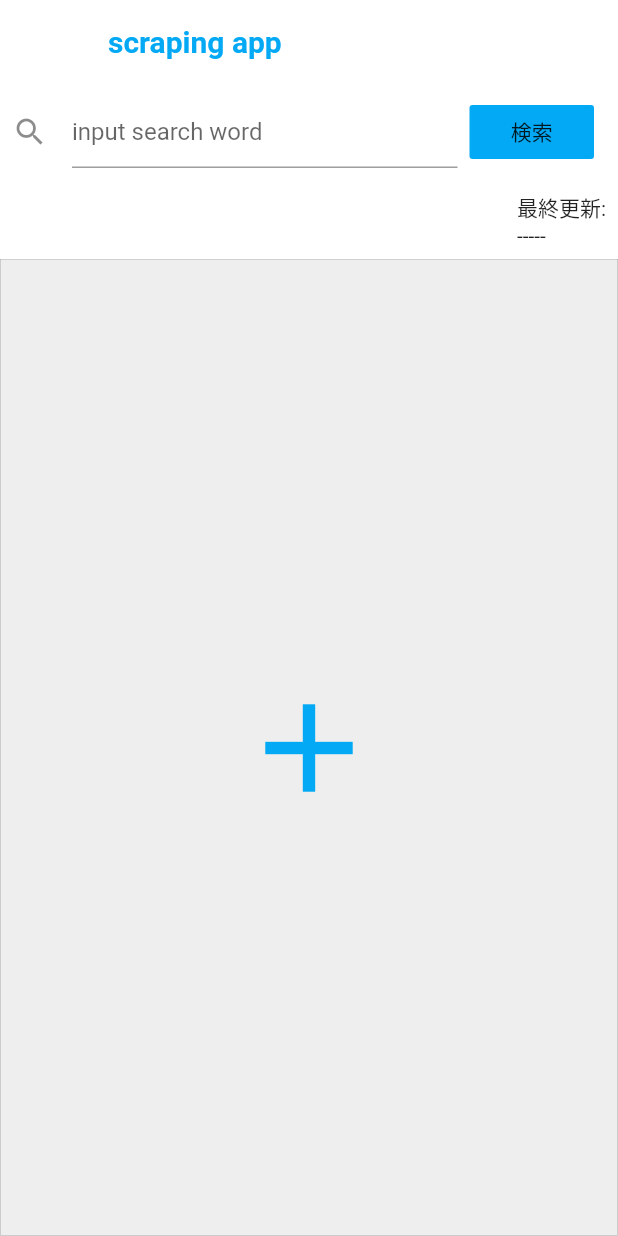
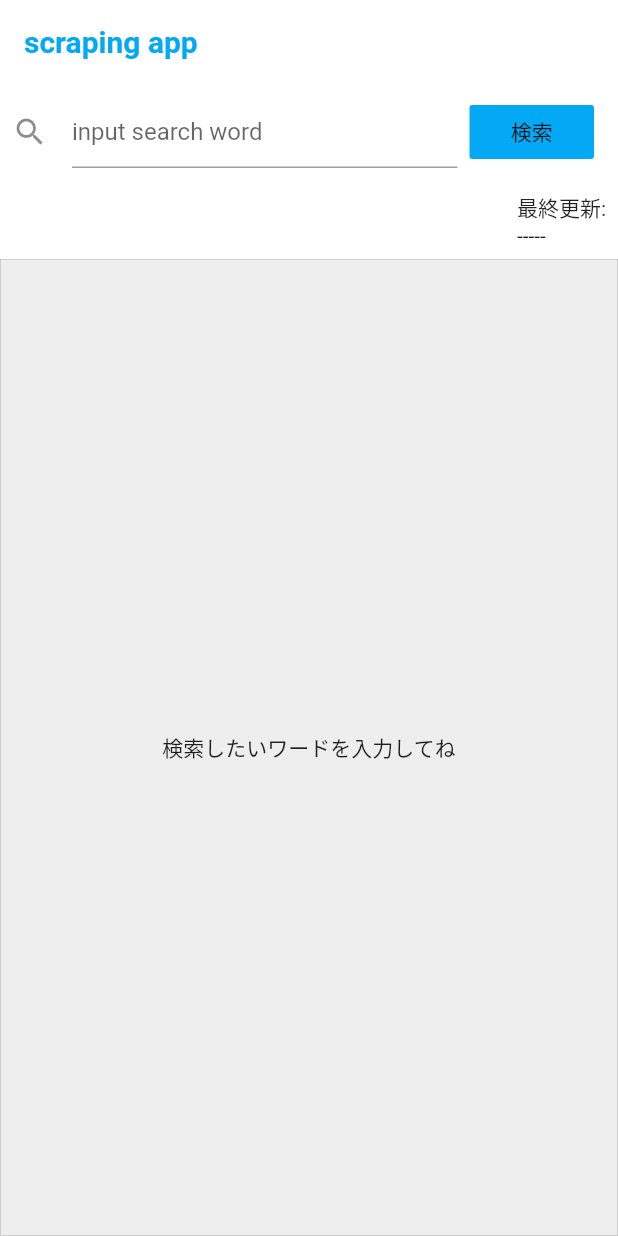
Before and after one commit to yuto90/search_matter_app, a Flutter app: the screen it shows after launch, after a tap on "検索", on a phone screen of 412 x 824 dp. Run offline on Flutter 3.47's test engine with Material 2 defaults, Android fonts, the phone set to English and light mode, and no system bars; missing offline and left inert: universal_html.

Commit message:
コードリファクタ

```diff
--- a/lib/home.dart
+++ b/lib/home.dart
@@ -1,18 +1,17 @@
 import 'dart:async';
 import 'package:flutter/material.dart';
-import 'package:universal_html/html.dart' as html;
 import 'package:universal_html/driver.dart' as driver;
-import 'package:intl/intl.dart';
 import 'package:intl/date_symbol_data_local.dart';
 import 'package:url_launcher/url_launcher.dart';
+import 'package:intl/intl.dart';
 
-// todo providerを使って書き換える
 class HomePage extends StatefulWidget {
   @override
   _HomePageState createState() => _HomePageState();
 }
 
 class _HomePageState extends State<HomePage> {
+  // 検索ボックス用
   TextEditingController searchWordController = TextEditingController();
 
   // 案件リスト用
@@ -26,6 +25,10 @@ class _HomePageState extends State<HomePage> {
   // スクレイピング結果格納用
   List<Map<String, String>> result;
 
+  // 最終更新表示用
+  DateTime now = DateTime.now();
+
+  // 案件を検索する
   void search() async {
     if (searchWordController.text == '') {
       listStreamController.add(null);
@@ -38,22 +41,19 @@ class _HomePageState extends State<HomePage> {
     updateStreamController.add('waiting');
 
     result = [];
+    // 検索ボックスに入力したワードを代入
     String searchWord = searchWordController.text;
 
-    // ! スクレイピング ----------------------------------------------------------------
     final client = driver.HtmlDriver();
-
+    // ランサーズの新着順ソートURL
     final url =
         'https://www.lancers.jp/work/search?keyword=$searchWord&show_description=0&sort=started&work_rank%5B%5D=0&work_rank%5B%5D=1&work_rank%5B%5D=2&work_rank%5B%5D=3';
-
     // Webページを取得
     await client.setDocumentFromUri(Uri.parse(url));
+    // 単体の案件リストを格納
+    final itemLists = client.document.querySelectorAll('.c-media-list__item');
 
-    // 案件リストを格納
-    final itemLists =
-        client.document.querySelectorAll('div > .c-media-list__item');
-
-    // 1件づつ抽出してリストに格納
+    // アプリに表示したい情報を抽出してリストに格納
     for (int i = 0; i < 30; i++) {
       // 案件タイトルを取得
       final title = itemLists[i].querySelector('.c-media__title-inner');
@@ -63,49 +63,31 @@ class _HomePageState extends State<HomePage> {
       final price = itemLists[i].querySelector('.c-media__job-price');
       // 提案数
       final propose = itemLists[i].querySelector('div > .c-media__job-propose');
+      // 応募期間
+      final limit = itemLists[i].querySelector('.c-media__job-time__remaining');
 
+      // 案件1件毎のタイトル、リンク、単価、提案数、応募期間を配列に格納
       result.add({
         'title': title.text.replaceAll(RegExp(r'\s'), ''),
         'link': link.getAttribute("href"),
         'price': price.text.replaceAll(RegExp(r'\s'), ''),
         'propose': propose == null
             ? 'null'
-            : propose.text.replaceAll(RegExp(r'\s'), '')
+            : propose.text.replaceAll(RegExp(r'\s'), ''),
+        'limit':
+            limit == null ? 'null' : limit.text.replaceAll(RegExp(r'\s'), ''),
       });
     }
 
+    // streamに結果を流す
     listStreamController.add(result);
-
-    // * テストデータ ---------------------------------------------------------
-//    await Future.delayed(Duration(seconds: 1));
-//    result = [
-//      {
-//        'title': 'テストタイトル1',
-//        'link': '/work/detail/3473226',
-//        'price': '10001',
-//        'propose': '提案数30'
-//      },
-//      {
-//        'title': 'テストタイトル2',
-//        'link': '/work/detail/3052029',
-//        'price': '10001',
-//        'propose': '提案数30'
-//      },
-//      {
-//        'title': 'テストタイトル3',
-//        'link': '/work/detail/3074955',
-//        'price': '10001',
-//        'propose': '提案数30'
-//      },
-//    ];
-//    listStreamController.add(result);
 
     // 最終更新表示用
     initializeDateFormatting('ja');
     updateStreamController.add(
-      DateFormat.MMMMd('ja').format(DateTime.now()).toString() +
+      DateFormat.MMMMd('ja').format(now).toString() +
           ' ' +
-          DateFormat('hh:mm').format(DateTime.now()).toString(),
+          DateFormat.Hm().format(now).toString(),
     );
   }
 
@@ -113,6 +95,7 @@ class _HomePageState extends State<HomePage> {
   void initState() {
     super.initState();
 
+    // widget生成時にstream系を初期化
     listStreamController = StreamController();
     listStream = listStreamController.stream;
     updateStreamController = StreamController();
@@ -182,7 +165,7 @@ class _HomePageState extends State<HomePage> {
             ),
           ],
         ),
-        // 案件リスト
+        // 案件表示エリア
         StreamBuilder(
           stream: listStream,
           builder: (context, snapshot) {
@@ -194,11 +177,7 @@ class _HomePageState extends State<HomePage> {
                     color: Colors.grey[200],
                     border: Border.all(color: Colors.grey, width: 0.3),
                   ),
-                  child: Icon(
-                    Icons.add,
-                    size: 100,
-                    color: Colors.lightBlue,
-                  ),
+                  child: Center(child: Text('検索したいワードを入力してね')),
                 ),
               );
             }
@@ -213,24 +192,31 @@ class _HomePageState extends State<HomePage> {
               );
             }
             return Expanded(
-              child: Container(
-                child: ListView.separated(
-                  separatorBuilder: (context, index) => Divider(
-                    color: Colors.black,
-                    height: 1,
-                  ),
+              child: ListView.builder(
                 shrinkWrap: true,
                 itemCount: snapshot.data.length,
                 itemBuilder: (BuildContext context, int index) {
-                    return ListTile(
+                  // 募集期間が設定されている（募集終了していなければ画面に表示する）
+                  if (snapshot.data[index]['limit'] != 'null') {
+                    return Container(
+                      decoration: BoxDecoration(
+                        border: Border(
+                          top: BorderSide(
+                            color: Colors.black,
+                            width: 1,
+                          ),
+                        ),
+                      ),
+                      child: ListTile(
                         title: Text(snapshot.data[index]['title']),
                         subtitle: Text(
                           snapshot.data[index]['price'],
                           style: TextStyle(color: Colors.red),
                         ),
-                      leading: Text('aaa'),
-                      trailing: Text(snapshot.data[index]['propose']),
+                        leading: Text(snapshot.data[index]['propose']),
+                        trailing: Text(snapshot.data[index]['limit']),
                         onTap: () async {
+                          // 外部ブラウザで案件詳細画面を表示
                           final url = 'https://www.lancers.jp' +
                               snapshot.data[index]['link'];
                           if (await canLaunch(url)) {
@@ -240,12 +226,15 @@ class _HomePageState extends State<HomePage> {
                               forceWebView: false,
                             );
                           } else {
-                          throw 'このURLにはアクセスできません';
+                            throw 'ページが開けませんでした';
                           }
                         },
+                      ),
                     );
+                  } else {
+                    return Container();
+                  }
                 },
-                ),
               ),
             );
           },
--- a/lib/main.dart
+++ b/lib/main.dart
@@ -1,6 +1,5 @@
 import 'package:flutter/material.dart';
 import 'package:scrape/home.dart';
-import 'footer/footer.dart';
 
 void main() {
   runApp(MyApp());
@@ -19,8 +18,7 @@ class MyApp extends StatelessWidget {
       home: Scaffold(
         backgroundColor: Colors.white,
         appBar: AppBar(
-          elevation: 0.0, // 影を非表示
-          leading: Container(), // 戻るボタンを非表示
+          elevation: 0.0,
           iconTheme: IconThemeData(
             color: Colors.orange,
           ),
@@ -35,9 +33,7 @@ class MyApp extends StatelessWidget {
             ),
           ),
         ),
-        //body: Home(),
         body: HomePage(),
-        //bottomNavigationBar: Footer(),
       ),
     );
   }
--- a/pubspec.yaml
+++ b/pubspec.yaml
@@ -10,7 +10,6 @@ environment:
 dependencies:
   flutter:
     sdk: flutter
-  provider: ^4.3.3
   universal_html: ^1.2.4
   url_launcher: ^5.7.10
   intl: ^0.16.1
```
Also changed, not shown: pubspec.lock. Lines whose indentation alone changed are shown as unchanged.
